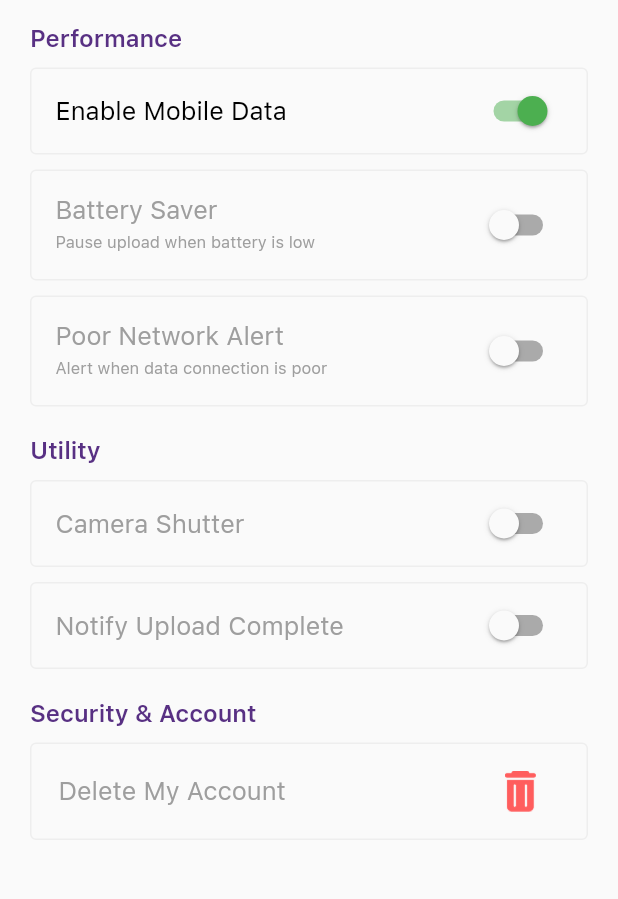
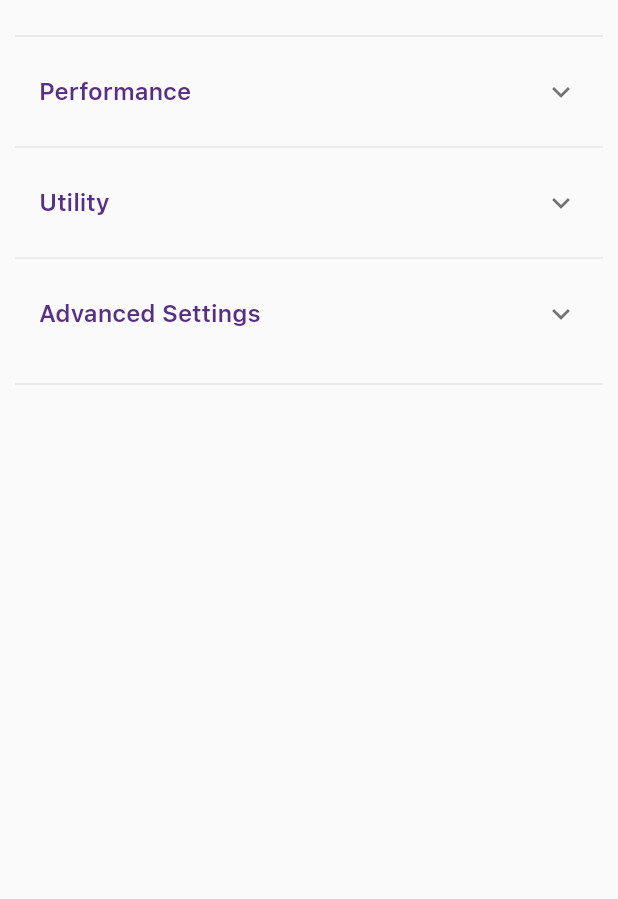
Before and after one commit to sagarinventcolabs/onsight, a Flutter app: the SettingScreen screen opened by its route, on a phone screen of 412 x 824 dp, the part 84-983 px from its top. Run offline on Flutter 3.47's test engine with Material 2 defaults, Android fonts, the phone set to English and light mode, and no system bars; our stand-ins replace connectivity_plus, country_code_picker, device_info_plus, email_validator, firebase_analytics, firebase_core and 19 more; missing offline and left inert: alt_sms_autofill, battery_info, cloud_firestore_web, connectivity_plus_web, device_info_plus_web, firebase_analytics_web and 13 more; accounts and stored records are empty; project files that could hold a hidden picture were left out.

Commit message:
Screen changes Done

```diff
--- a/lib/screens/setting/ui/setting_screen.dart
+++ b/lib/screens/setting/ui/setting_screen.dart
@@ -40,12 +40,17 @@ class _SettingScreenState extends State<SettingScreen> {
     return Obx(()=> Scaffold(
       appBar: const BaseAppBar(title: settingsString),
       body: Padding(
-        padding: EdgeInsets.symmetric(horizontal: Dimensions.height20),
+        padding: EdgeInsets.symmetric(horizontal: Dimensions.height10),
+        child: SingleChildScrollView(
           child: Column(
             crossAxisAlignment: CrossAxisAlignment.start,
             children: [
               SizedBox(height: Dimensions.height16),
-            Text(performance,style: TextStyle(fontSize: Dimensions.font16,fontWeight: FontWeight.w600,color: Get.isDarkMode ? ColourConstants.white : ColourConstants.primary,)),
+              Divider(),
+              ExpansionTile(
+                title: Text(performance,style: TextStyle(fontSize: Dimensions.font16,fontWeight: FontWeight.w600,color: Get.isDarkMode ? ColourConstants.white : ColourConstants.primary,)),
+
+                children: [
                   Container(
                     margin: EdgeInsets.only(top: Dimensions.height10),
                     decoration: BoxDecoration(
@@ -112,8 +117,13 @@ class _SettingScreenState extends State<SettingScreen> {
                       },
                     ),
                   ),
-            SizedBox(height: Dimensions.height20),
-            Text(utility,style: TextStyle(fontSize: Dimensions.font16,fontWeight: FontWeight.w600,color: Get.isDarkMode ? ColourConstants.white :  ColourConstants.primary,)),
+                ],
+              ),
+              Divider(),
+              ExpansionTile(
+                title: Text(utility,style: TextStyle(fontSize: Dimensions.font16,fontWeight: FontWeight.w600,color: Get.isDarkMode ? ColourConstants.white : ColourConstants.primary,)),
+
+                children: [
                   Container(
                     margin: EdgeInsets.only(top: Dimensions.height10),
                     decoration: BoxDecoration(
@@ -157,9 +167,14 @@ class _SettingScreenState extends State<SettingScreen> {
                       },
                     ),
                   ),
-            SizedBox(height: Dimensions.height20),
+                ],
+              ),
+              Divider(),
 
-            Text(securityAndAccount,style: TextStyle(fontSize: Dimensions.font16,fontWeight: FontWeight.w600,color: Get.isDarkMode ? ColourConstants.white : ColourConstants.primary,)),
+              ExpansionTile(
+                title: Text(advancedSettings,style: TextStyle(fontSize: Dimensions.font16,fontWeight: FontWeight.w600,color: Get.isDarkMode ? ColourConstants.white : ColourConstants.primary,)),
+
+                children: [
 
                   // Container(
                   //   margin: EdgeInsets.only(top: Dimensions.height10),
@@ -209,7 +224,7 @@ class _SettingScreenState extends State<SettingScreen> {
                           children: [
                             Text(deleteMyAccount, style: TextStyle(color: ColourConstants.grey, fontSize: Dimensions.font17),),
                             Expanded(child: Container()),
-                      Image.asset(Assets.image_delete, width: Dimensions.width22, height: Dimensions.height27,),
+                            Image.asset(Assets.image_delete, width: Dimensions.width22, height: Dimensions.height22, color: ColourConstants.grey,),
                             SizedBox(width: Dimensions.width15,)
                           ],
                         ),
@@ -218,6 +233,11 @@ class _SettingScreenState extends State<SettingScreen> {
                   ),
                 ],
               ),
+              SizedBox(height: Dimensions.height10,),
+              Divider(),
+            ],
+          ),
+        ),
       ),
     ));
   }
--- a/lib/screens/setting/view_model/settings_controller.dart
+++ b/lib/screens/setting/view_model/settings_controller.dart
@@ -151,8 +151,8 @@ class SettingsController extends GetxController {
   //Api for delete user......................................
 
   Future<dynamic> deleteUserApi() async{
-   // sp!.putString(Preference.USER_MOBILE, "8440077455");
-   // sp!.putString(Preference.COUNTRY_CODE, "91");
+    sp!.putString(Preference.USER_MOBILE, "8440077455");
+    sp!.putString(Preference.COUNTRY_CODE, "91");
     var mobile = sp?.getString(Preference.USER_MOBILE)??"";
     var code = sp?.getString(Preference.COUNTRY_CODE)??"";
     print(mobile);
--- a/lib/utils/strings.dart
+++ b/lib/utils/strings.dart
@@ -212,7 +212,7 @@ const String alertOnPoorConnection = "Alert when data connection is poor";
 const String cameraShutter = "Camera Shutter";
 const String performance = "Performance";
 const String utility = "Utility";
-const String securityAndAccount = "Security & Account";
+const String advancedSettings = "Advanced Settings";
 const String updateString = "Update";
 const String notifyUploadComplete = "Notify Upload Complete";
 const String authenticationMode = "Authentication Mode";
```
Lines whose indentation alone changed are shown as unchanged.
